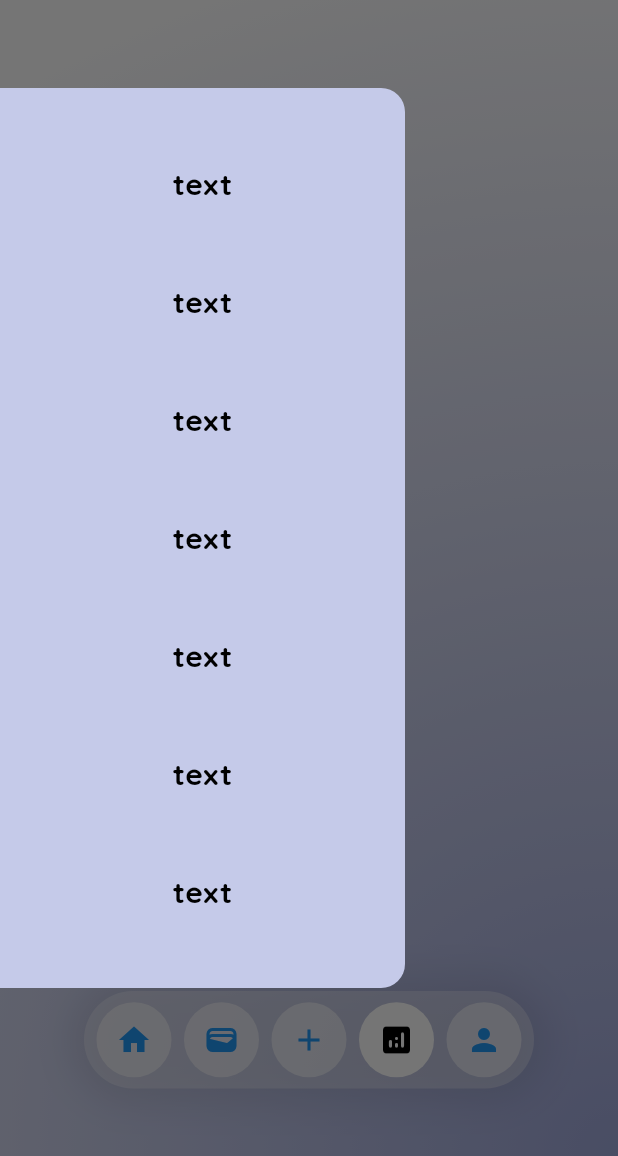
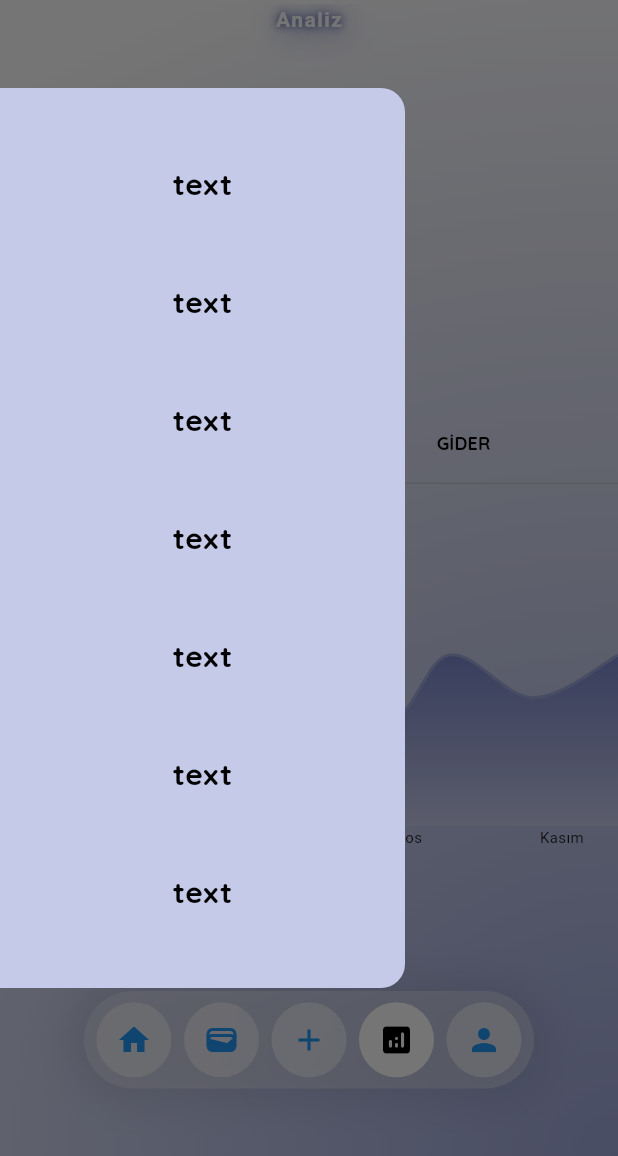
Before and after one commit to mehtapaygun/ExpenditureApp, a Flutter app: the screen it shows after launch, item 4 of the bottom bar chosen, with the side drawer open, on a phone screen of 412 x 824 dp, the part 80-1236 px from its top. Run offline on Flutter 3.47's test engine with Material 3 defaults, Android fonts, the light colour scheme and no system bars; drawn by our look-alikes of fl_chart; our stand-ins replace google_fonts, lottie; Roboto replaces fonts that are missing (Kanit).

Commit message:
analysis page add

```diff
--- a/lib/constants/theme/text_theme.dart
+++ b/lib/constants/theme/text_theme.dart
@@ -3,8 +3,6 @@ import 'package:flutter/material.dart';
 import 'package:google_fonts/google_fonts.dart';
 
 final class AppTextTheme {
-  AppTextTheme(String num, {required TextStyle style});
-
   static Widget xSmall(String text, BuildContext context,
       {TextAlign? textAlign, FontWeight? fontWeight, Color? color}) {
     return Text(
--- a/lib/pages/analysis/analysis_page.dart
+++ b/lib/pages/analysis/analysis_page.dart
@@ -1,3 +1,7 @@
+import 'package:expenditure_app/constants/pages/add_text.dart';
+import 'package:expenditure_app/constants/theme/color.dart';
+import 'package:expenditure_app/constants/theme/text_theme.dart';
+import 'package:expenditure_app/pages/analysis/line_chart_widget.dart';
 import 'package:flutter/material.dart';
 
 class AnalysisPage extends StatelessWidget {
@@ -5,8 +9,41 @@ class AnalysisPage extends StatelessWidget {
 
   @override
   Widget build(BuildContext context) {
-    return const Center(
-      child: Text("Analysis"),
-    );
+    return Column(children: [
+      AppTextTheme.kanit("Analiz", context),
+      const SizedBox(height: 100),
+      AppTextTheme.small("Harcanan Tutar", context),
+      AppTextTheme.kanit("₺18.000", size: 20, context),
+      const SizedBox(height: 100),
+      SizedBox(
+        height: 300,
+        child: DefaultTabController(
+          length: 2,
+          child: Column(
+            children: [
+              TabBar(
+                  indicatorColor: AppColor.indigo200,
+                  indicatorWeight: 4,
+                  indicatorPadding: const EdgeInsets.symmetric(horizontal: 30),
+                  indicatorSize: TabBarIndicatorSize.tab,
+                  tabs: [
+                    Tab(
+                      child: AppTextTheme.xSmall(income, context),
+                    ),
+                    Tab(
+                      child: AppTextTheme.xSmall(expense, context),
+                    )
+                  ]),
+              const Expanded(
+                child: TabBarView(children: [
+                  LineChartWidget(),
+                  LineChartWidget(),
+                ]),
+              )
+            ],
+          ),
+        ),
+      )
+    ]);
   }
 }
--- /dev/null
+++ b/lib/pages/analysis/line_chart_widget.dart
@@ -0,0 +1,114 @@
+import 'package:expenditure_app/constants/theme/color.dart';
+import 'package:flutter/material.dart';
+import 'package:fl_chart/fl_chart.dart';
+
+class LineChartWidget extends StatelessWidget {
+  const LineChartWidget({super.key});
+
+  @override
+  Widget build(BuildContext context) => LineChart(
+        LineChartData(
+            minX: 0,
+            maxX: 11,
+            minY: 0,
+            maxY: 80000,
+            titlesData: LineTitles.getTitleData(),
+            gridData: const FlGridData(
+              show: false,
+            ),
+            borderData: FlBorderData(show: false),
+            lineBarsData: [
+              LineChartBarData(
+                  spots: [
+                    const FlSpot(0, 30000),
+                    const FlSpot(2.6, 20000),
+                    const FlSpot(4.9, 55840),
+                    const FlSpot(6.8, 25000),
+                    const FlSpot(8, 40000),
+                    const FlSpot(9.5, 30000),
+                    const FlSpot(11, 40000)
+                  ],
+                  isCurved: true,
+                  color: AppColor.indigo200,
+                  barWidth: 2,
+                  dotData: const FlDotData(show: false),
+                  belowBarData: BarAreaData(
+                    gradient: LinearGradient(colors: [
+                      Colors.indigo.shade400,
+                      Colors.indigo.shade100
+                    ], end: Alignment.bottomCenter, begin: Alignment.topCenter),
+                    show: true,
+                  ))
+            ]),
+      );
+}
+
+class LineTitles {
+  static getTitleData() => FlTitlesData(
+        show: true,
+        rightTitles: const AxisTitles(drawBelowEverything: false),
+        topTitles: const AxisTitles(drawBelowEverything: false),
+
+        bottomTitles: AxisTitles(
+          sideTitles: SideTitles(
+            showTitles: true,
+            getTitlesWidget: (value, meta) {
+              switch (value.toInt()) {
+                case 1:
+                  return const Text(
+                    'Şubat',
+                    style: TextStyle(fontSize: 10),
+                  );
+                case 4:
+                  return const Text(
+                    'Mayıs',
+                    style: TextStyle(fontSize: 10),
+                  );
+                case 7:
+                  return const Text(
+                    'Ağustos',
+                    style: TextStyle(fontSize: 10),
+                  );
+                case 10:
+                  return const Text(
+                    'Kasım',
+                    style: TextStyle(fontSize: 10),
+                  );
+              }
+              return const Text(' ');
+            },
+          ),
+        ),
+        leftTitles: const AxisTitles(drawBelowEverything: false),
+
+        // AxisTitles(
+        //   sideTitles: SideTitles(
+        //     showTitles: true,
+        //     getTitlesWidget: (value, meta) {
+        //       switch (value.toInt()) {
+        //         case 1:
+        //           return const Text(
+        //             '10k',
+        //             style: TextStyle(fontSize: 10),
+        //           );
+        //         case 3:
+        //           return const Text(
+        //             '30k',
+        //             style: TextStyle(fontSize: 10),
+        //           );
+        //         case 5:
+        //           return const Text(
+        //             '50k',
+        //             style: TextStyle(fontSize: 10),
+        //           );
+        //         case 7:
+        //           return const Text(
+        //             '70k',
+        //             style: TextStyle(fontSize: 10),
+        //           );
+        //       }
+        //       return const Text(' ');
+        //     },
+        //   ),)
+      );
+}
--- a/lib/pages/wallet/wallet_page.dart
+++ b/lib/pages/wallet/wallet_page.dart
@@ -11,6 +11,7 @@ class WalletPage extends StatelessWidget {
   Widget build(BuildContext context) {
     return Column(
       children: [
+        AppTextTheme.kanit("Kredi Kartlarım", context),
         const Expanded(flex: 5, child: CreditCard()),
         Expanded(
             flex: 2,
@@ -18,7 +19,7 @@ class WalletPage extends StatelessWidget {
               mainAxisAlignment: MainAxisAlignment.center,
               children: [
                 AppTextTheme.kanit(
-                    "₺1,250,453.02",
+                    "₺30,453.02",
                     fontWeight: FontWeight.w900,
                     size: 20,
                     context),
--- a/pubspec.yaml
+++ b/pubspec.yaml
@@ -37,6 +37,7 @@ dependencies:
   cupertino_icons: ^1.0.6
   lottie: ^3.1.0
   google_fonts: ^6.2.0
+  fl_chart: ^0.67.0
 
 
 dev_dependencies:
```
Also changed, not shown: lib/pages/home/home_page.dart (+18 -50 lines), lib/pages/wallet/credit_card.dart (+4 -4 lines), pubspec.lock.
